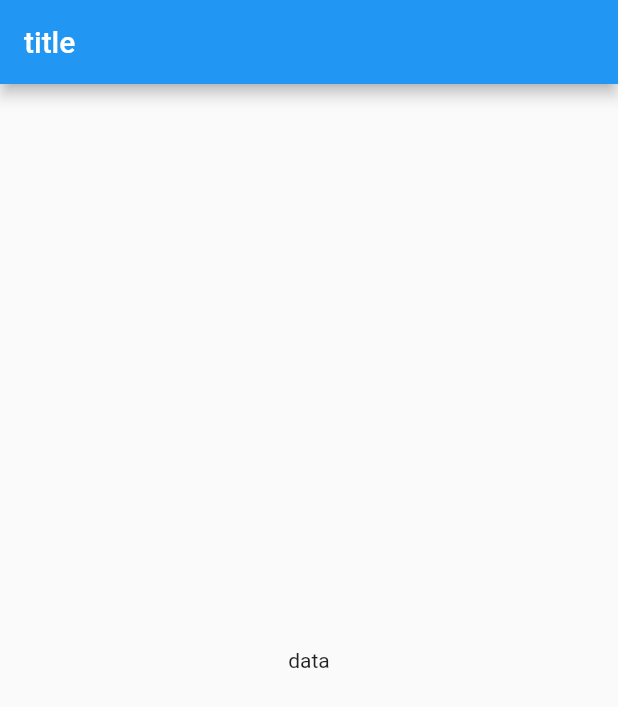
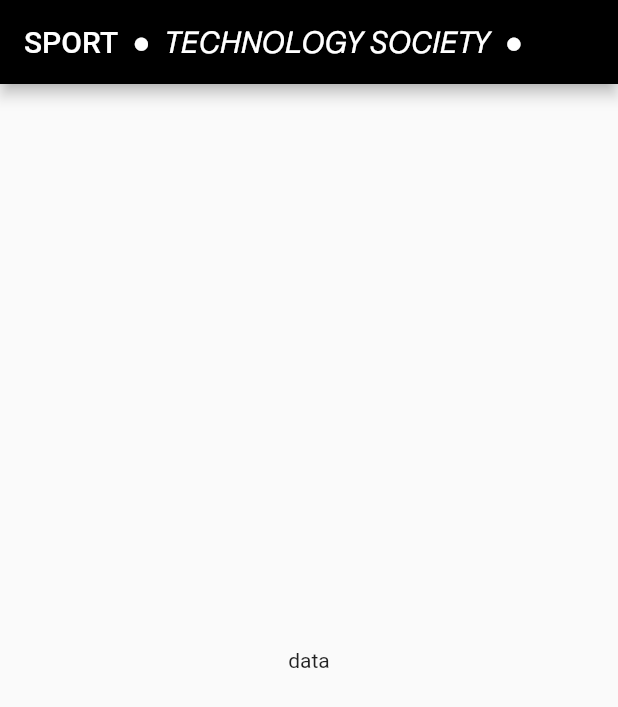
Before and after one commit to wellitonscheer/aplicativo-esportes-cti4, a Flutter app: the screen it shows after launch, on a phone screen of 412 x 824 dp. Shown: the top 707 px of the screen. Run offline on Flutter 3.47's test engine with Material 2 defaults, Android fonts, the phone set to English and light mode, and no system bars.

Commit message:
cor Title

```diff
--- a/aplicativo_esportes_cti4_app/lib/main.dart
+++ b/aplicativo_esportes_cti4_app/lib/main.dart
@@ -4,6 +4,7 @@ import 'us_widgets/all_widgets.dart';
 void main() {
   runApp(
     MaterialApp(
+      debugShowCheckedModeBanner: false,
       home: Home(),
     )
   );
@@ -21,7 +22,8 @@ class _HomeState extends State<Home> {
   Widget build(BuildContext context) {
     return Scaffold(
       appBar: AppBar(
-        title: const Text("title"),
+        title: const Text("SPORT  ●  𝘛𝘌𝘊𝘏𝘕𝘖𝘓𝘖𝘎𝘠 𝘚𝘖𝘊𝘐𝘌𝘛𝘠  ● "),
+        backgroundColor: Colors.black,
       ),
       body: Center(
         child: Column(
```
